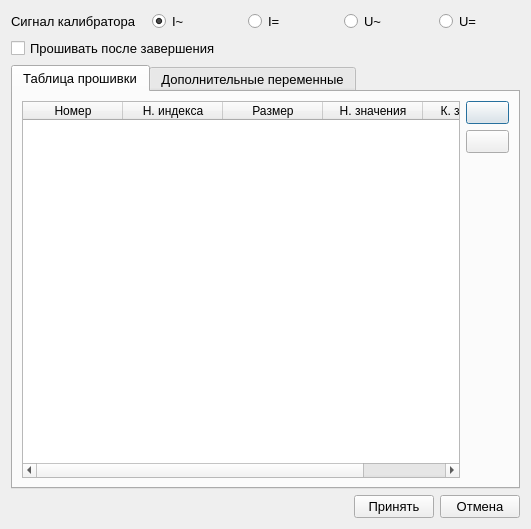
Qt form ui/edit_cell_config_dialog.ui (irsural/clb_autocalibration) before a commit.
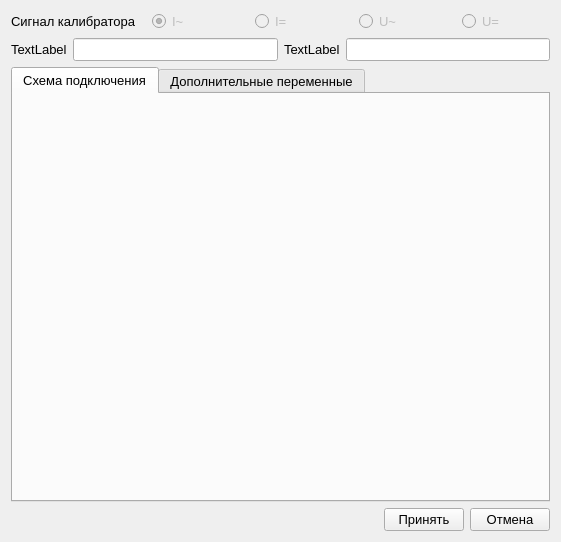
The same form after that commit. The open tabs and pages were chosen to show the change. Icons and pictures are not drawn. Custom widgets are drawn as their Qt base class.

Patch:
```diff
--- a/ui/edit_cell_config_dialog.ui
+++ b/ui/edit_cell_config_dialog.ui
@@ -6,8 +6,8 @@
    <rect>
     <x>0</x>
     <y>0</y>
-    <width>531</width>
-    <height>529</height>
+    <width>561</width>
+    <height>542</height>
    </rect>
   </property>
   <property name="font">
@@ -35,6 +35,9 @@
        </item>
        <item>
         <widget class="QRadioButton" name="aci_radio">
+         <property name="enabled">
+          <bool>false</bool>
+         </property>
          <property name="text">
           <string>I~</string>
          </property>
@@ -45,6 +48,9 @@
        </item>
        <item>
         <widget class="QRadioButton" name="dci_radio">
+         <property name="enabled">
+          <bool>false</bool>
+         </property>
          <property name="text">
           <string>I=</string>
          </property>
@@ -52,6 +58,9 @@
        </item>
        <item>
         <widget class="QRadioButton" name="acv_radio">
+         <property name="enabled">
+          <bool>false</bool>
+         </property>
          <property name="text">
           <string>U~</string>
          </property>
@@ -59,6 +68,9 @@
        </item>
        <item>
         <widget class="QRadioButton" name="dcv_radio">
+         <property name="enabled">
+          <bool>false</bool>
+         </property>
          <property name="text">
           <string>U=</string>
          </property>
@@ -67,16 +79,28 @@
       </layout>
      </item>
      <item>
-      <widget class="QCheckBox" name="flash_after_finish_checkbox">
-       <property name="font">
-        <font>
-         <pointsize>10</pointsize>
-        </font>
-       </property>
-       <property name="text">
-        <string>Прошивать после завершения</string>
-       </property>
-      </widget>
+      <layout class="QGridLayout" name="gridLayout">
+       <item row="0" column="2">
+        <widget class="QLabel" name="label_3">
+         <property name="text">
+          <string>TextLabel</string>
+         </property>
+        </widget>
+       </item>
+       <item row="0" column="1">
+        <widget class="QEditDoubleClick" name="lineEdit"/>
+       </item>
+       <item row="0" column="0">
+        <widget class="QLabel" name="label_2">
+         <property name="text">
+          <string>TextLabel</string>
+         </property>
+        </widget>
+       </item>
+       <item row="0" column="3">
+        <widget class="QEditDoubleClick" name="lineEdit_2"/>
+       </item>
+      </layout>
      </item>
      <item>
       <widget class="QTabWidget" name="tabWidget">
@@ -85,91 +109,9 @@
        </property>
        <widget class="QWidget" name="tab">
         <attribute name="title">
-         <string>Таблица прошивки</string>
+         <string>Схема подключения</string>
         </attribute>
-        <layout class="QHBoxLayout" name="horizontalLayout_2">
-         <item>
-          <widget class="QTableWidget" name="flash_table">
-           <property name="styleSheet">
-            <string notr="true">selection-color: rgb(0, 0, 0);
-selection-background-color: rgb(170, 170, 255);</string>
-           </property>
-           <property name="selectionMode">
-            <enum>QAbstractItemView::SingleSelection</enum>
-           </property>
-           <property name="selectionBehavior">
-            <enum>QAbstractItemView::SelectRows</enum>
-           </property>
-           <attribute name="horizontalHeaderStretchLastSection">
-            <bool>true</bool>
-           </attribute>
-           <column>
-            <property name="text">
-             <string>Номер</string>
-            </property>
-           </column>
-           <column>
-            <property name="text">
-             <string>Н. индекса</string>
-            </property>
-           </column>
-           <column>
-            <property name="text">
-             <string>Размер</string>
-            </property>
-           </column>
-           <column>
-            <property name="text">
-             <string>Н. значения</string>
-            </property>
-           </column>
-           <column>
-            <property name="text">
-             <string>К. значения</string>
-            </property>
-           </column>
-          </widget>
-         </item>
-         <item>
-          <layout class="QVBoxLayout" name="verticalLayout_2">
-           <item>
-            <widget class="QPushButton" name="add_flash_table_row_button">
-             <property name="text">
-              <string/>
-             </property>
-             <property name="icon">
-              <iconset resource="../resources/icons.qrc">
-               <normaloff>:/icons/icons/plus.png</normaloff>:/icons/icons/plus.png</iconset>
-             </property>
-            </widget>
-           </item>
-           <item>
-            <widget class="QPushButton" name="remove_flash_table_row_button">
-             <property name="text">
-              <string/>
-             </property>
-             <property name="icon">
-              <iconset resource="../resources/icons.qrc">
-               <normaloff>:/icons/icons/minus2.png</normaloff>:/icons/icons/minus2.png</iconset>
-             </property>
-            </widget>
-           </item>
-           <item>
-            <spacer name="verticalSpacer">
-             <property name="orientation">
-              <enum>Qt::Vertical</enum>
-             </property>
-             <property name="sizeHint" stdset="0">
-              <size>
-               <width>20</width>
-               <height>40</height>
-              </size>
-             </property>
-            </spacer>
-           </item>
-          </layout>
-         </item>
-        </layout>
+        <layout class="QHBoxLayout" name="horizontalLayout_2"/>
        </widget>
        <widget class="QWidget" name="tab_2">
         <attribute name="title">
@@ -296,6 +238,13 @@
    </item>
   </layout>
  </widget>
+ <customwidgets>
+  <customwidget>
+   <class>QEditDoubleClick</class>
+   <extends>QLineEdit</extends>
+   <header>custom_widgets.CustomLineEdit</header>
+  </customwidget>
+ </customwidgets>
  <resources>
   <include location="../resources/icons.qrc"/>
  </resources>
```
Left out of the diff: 2 changed lines with no effect on the pictures.
